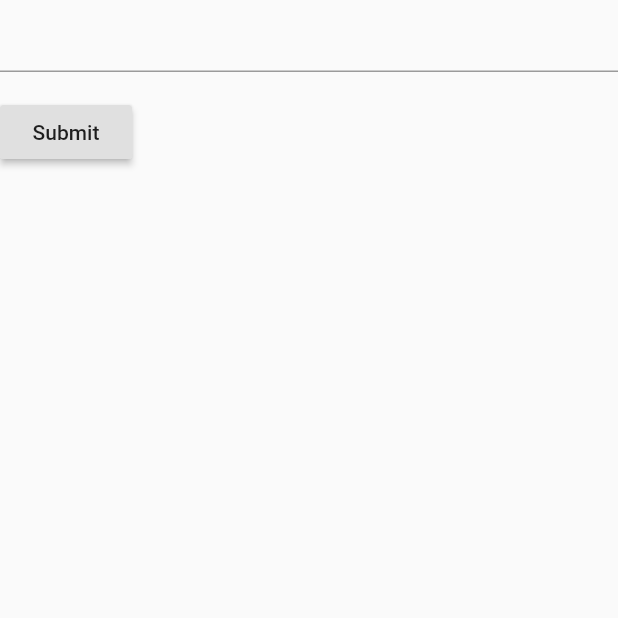
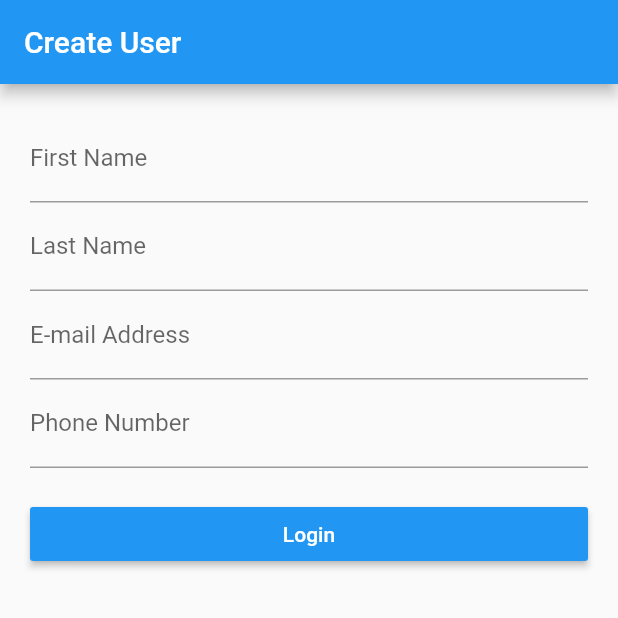
Before and after one commit to patrickcanny/cannonball, a Flutter app: the CreateUserForm screen opened directly, on a phone screen of 412 x 824 dp, the top half of it. Run offline on Flutter 3.47's test engine with Material 2 defaults, Android fonts, the light colour scheme and no system bars; our stand-ins replace firebase_auth, google_sign_in; missing offline and left inert: validate; accounts and stored records are empty.

Commit message:
Added basic user creation page

```diff
--- a/AndroidApp/cannonball_app/lib/main.dart
+++ b/AndroidApp/cannonball_app/lib/main.dart
@@ -14,7 +14,7 @@ class Cannonball extends StatelessWidget {
             title: Text('Check In App'),
           ),
           body: Center(
-            child: SignIn(),
+            child: CreateUserForm(),
           ),
         )
     );
--- a/AndroidApp/cannonball_app/lib/models/User.dart
+++ b/AndroidApp/cannonball_app/lib/models/User.dart
@@ -1,13 +1,22 @@
 class User {
-  final String firstName;
-  final String lastName;
-  final String email;
-  final String phoneNumber;
+  String firstName;
+  String lastName;
+  String email;
+  String phoneNumber;
 
-  const User({
+  User({
     this.firstName,
     this.lastName,
     this.email,
     this.phoneNumber
   });
+
+  Map<String, dynamic> toJson() =>
+  {
+    'f_name': firstName,
+    'l_name': lastName,
+    'email': email,
+    'phone': phoneNumber,
+    'groups': ''
+  };
 }
--- a/AndroidApp/cannonball_app/lib/screens/create_user_form.dart
+++ b/AndroidApp/cannonball_app/lib/screens/create_user_form.dart
@@ -1,5 +1,8 @@
 import 'package:flutter/material.dart';
+import 'package:validate/validate.dart';
 import 'package:http/http.dart' as http;
+import 'dart:convert';
+import 'package:cannonball_app/models/User.dart';
 
 class CreateUserForm extends StatefulWidget {
   @override
@@ -10,50 +13,110 @@ class CreateUserForm extends StatefulWidget {
 
 class CreateUserFormState extends State<CreateUserForm> {
   final _formKey = GlobalKey<FormState>();
-  final textController = TextEditingController();
+  User user = new User();
+
+  String validateEmail(String value) {
+    try {
+      Validate.isEmail(value);
+    } catch (e) {
+      return 'Error: invalid email.';
+    }
+    return null;
+  }
+
+  String validateName(String value) {
+    try {
+      Validate.notEmpty(value);
+      Validate.isAlphaNumeric(value);
+    } catch (e) {
+      return 'Error: invalid name.';
+    }
+    return null;
+  }
+
+  void submit() {
+    if (this._formKey.currentState.validate()) {
+      _formKey.currentState.save(); // Save our form now.
+
+      var url = "https://cannonball-220004.appspot.com/newUser";
+      http.post(url, body: user.toJson())
+        .then((response) {
+          print("Response status: ${response.statusCode}");
+          print("Response body: ${response.body}");
+      });
+    }
+  }
 
   @override
   Widget build(BuildContext context) {
-    return Form(
-      key: _formKey,
-      child: Column(
-        crossAxisAlignment: CrossAxisAlignment.start,
-        children: <Widget>[
-          TextFormField(
-            controller: textController,
-            validator: (value) {
-              if (value.isEmpty) {
-                return 'Please enter some text';
-              }
-            },
-          ),
-          Padding(
-            padding: const EdgeInsets.symmetric(vertical: 16.0),
-            child: RaisedButton(
-              onPressed: () {
-                if (_formKey.currentState.validate()) {
-                  Scaffold.of(context)
-                      .showSnackBar(SnackBar(content: Text('Processing Data')));
-//                  TODO: Create client with url?
-                  var url = "https://cannonball-220004.appspot.com/newUser";
-                  http.post(url, body: {"name": textController.text});
+    final Size screenSize = MediaQuery.of(context).size;
 
-                  return showDialog(
-                    context: context,
-                    builder: (context) {
-                      return AlertDialog(
-                        // Retrieve the text the user has typed in using our
-                        // TextEditingController
-                        content: Text(textController.text),
-                      );
-                    },
-                  );
-                }
-              },
-              child: Text('Submit'),
+    return new Scaffold(
+      appBar: new AppBar(
+        title: new Text('Create User'),
+      ),
+      body: new Container(
+          padding: new EdgeInsets.all(20.0),
+          child: new Form(
+            key: this._formKey,
+            child: new ListView(
+              children: <Widget>[
+                new TextFormField(
+                    decoration: new InputDecoration(
+                        labelText: 'First Name'
+                    ),
+                    validator: this.validateName,
+                    onSaved: (String value) {
+                      this.user.firstName = value;
+                    }
+                ),
+                new TextFormField(
+                    decoration: new InputDecoration(
+                        labelText: 'Last Name'
+                    ),
+                    validator: this.validateName,
+                    onSaved: (String value) {
+                      this.user.lastName = value;
+                    }
+                ),
+                new TextFormField(
+                    keyboardType: TextInputType.emailAddress,
+                    decoration: new InputDecoration(
+                        labelText: 'E-mail Address'
+                    ),
+                    validator: this.validateEmail,
+                    onSaved: (String value) {
+                      this.user.email = value;
+                    }
+                ),
+                new TextFormField(
+                    keyboardType: TextInputType.phone,
+                    decoration: new InputDecoration(
+                        labelText: 'Phone Number'
+                    ),
+                    onSaved: (String value) {
+                      this.user.phoneNumber = value;
+                    }
+                ),
+                new Container(
+                  width: screenSize.width,
+                  child: new RaisedButton(
+                    child: new Text(
+                      'Login',
+                      style: new TextStyle(
+                          color: Colors.white
+                      ),
+                    ),
+                    onPressed: this.submit,
+                    color: Colors.blue,
+                  ),
+                  margin: new EdgeInsets.only(
+                      top: 20.0
+                  ),
+                )
+              ],
             ),
-          ),
-        ],
+          )
       ),
     );
   }
--- a/AndroidApp/cannonball_app/pubspec.yaml
+++ b/AndroidApp/cannonball_app/pubspec.yaml
@@ -17,6 +17,8 @@ dependencies:
     sdk: flutter
   google_sign_in:
   firebase_auth:
+  validate:
+  json_annotation: ^0.2.3
 
   # The following adds the Cupertino Icons font to your application.
   # Use with the CupertinoIcons class for iOS style icons.
```
Also changed, not shown: AndroidApp/cannonball_app/pubspec.lock.
